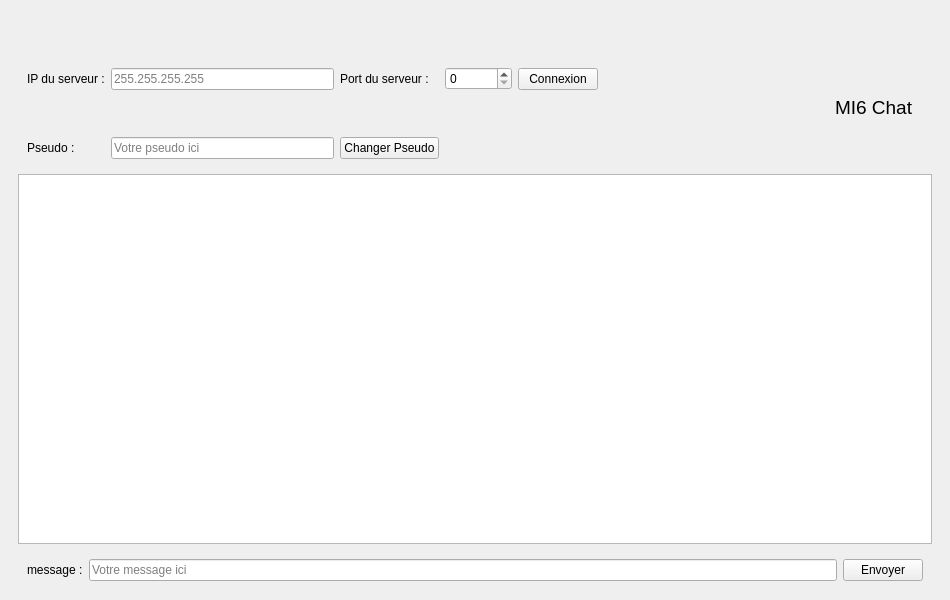
The window that App_Client/clienttcp.ui (CorentinBrossutti/Projet-L3-MI6) describes before a commit, drawn with Qt 5.
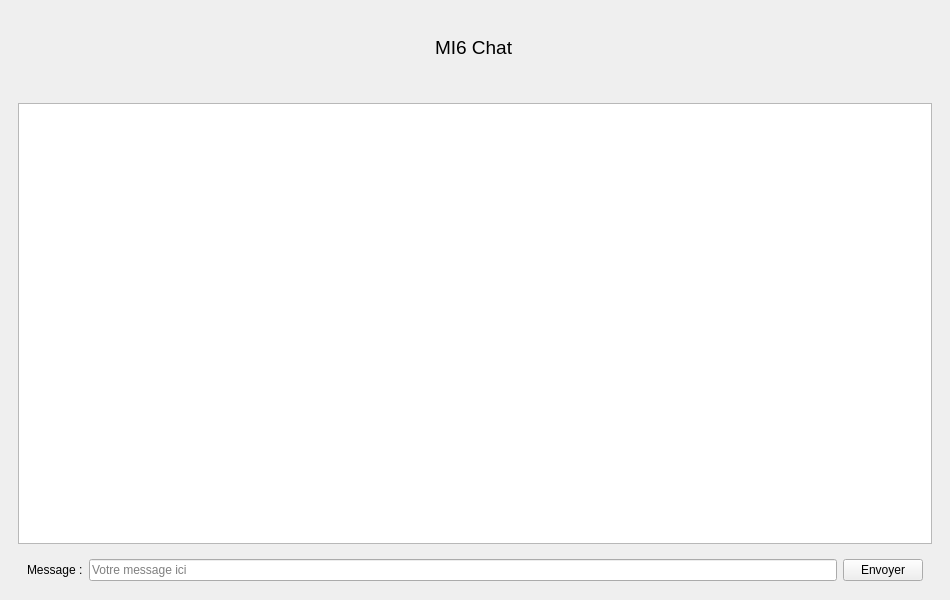
The same window after the commit. Icons and pictures are not drawn.

Commit message: creation fichier + enregistrement du port ip fait (cote graphique pas encore fait)

Diff of the .ui file:
```diff
--- a/App_Client/clienttcp.ui
+++ b/App_Client/clienttcp.ui
@@ -17,6 +17,9 @@
    <iconset>
     <normaloff>../build/win/chat/client/conversation_102940.png</normaloff>../build/win/chat/client/conversation_102940.png</iconset>
   </property>
+  <property name="layoutDirection">
+   <enum>Qt::LeftToRight</enum>
+  </property>
   <widget class="QWidget" name="mainwindow1">
    <layout class="QHBoxLayout" name="horizontalLayout">
     <item>
@@ -39,17 +42,17 @@
            <height>150</height>
           </size>
          </property>
-         <layout class="QGridLayout" name="gridLayout_2" columnstretch="0,0,0,0,0,0,0,0">
-          <item row="0" column="7">
+         <layout class="QGridLayout" name="gridLayout_2" columnstretch="0,0">
+          <item row="0" column="1">
            <widget class="QWidget" name="group_nom" native="true">
             <property name="maximumSize">
              <size>
-              <width>300</width>
+              <width>900</width>
               <height>150</height>
              </size>
             </property>
             <layout class="QGridLayout" name="gridLayout_3">
-             <item row="1" column="0" alignment="Qt::AlignHCenter">
+             <item row="2" column="0" alignment="Qt::AlignHCenter">
               <widget class="QLabel" name="label_nom">
                <property name="maximumSize">
                 <size>
@@ -68,11 +71,11 @@
                </property>
               </widget>
              </item>
-             <item row="0" column="0">
+             <item row="3" column="0">
               <widget class="QLabel" name="label_image">
                <property name="maximumSize">
                 <size>
-                 <width>300</width>
+                 <width>150</width>
                  <height>100</height>
                 </size>
                </property>
@@ -87,87 +90,6 @@
             </layout>
            </widget>
           </item>
-          <item row="0" column="3">
-           <widget class="QSpinBox" name="boxPort">
-            <property name="maximum">
-             <number>100000</number>
-            </property>
-           </widget>
-          </item>
-          <item row="2" column="2">
-           <widget class="QPushButton" name="boutonPseudo">
-            <property name="text">
-             <string>Changer Pseudo</string>
-            </property>
-           </widget>
-          </item>
-          <item row="2" column="1">
-           <widget class="QLineEdit" name="boxPseudo">
-            <property name="text">
-             <string/>
-            </property>
-            <property name="maxLength">
-             <number>3640</number>
-            </property>
-            <property name="placeholderText">
-             <string>Votre pseudo ici</string>
-            </property>
-           </widget>
-          </item>
-          <item row="2" column="0">
-           <widget class="QLabel" name="label_pseudo">
-            <property name="text">
-             <string>Pseudo :</string>
-            </property>
-           </widget>
-          </item>
-          <item row="0" column="6">
-           <spacer name="horizontalSpacer">
-            <property name="orientation">
-             <enum>Qt::Horizontal</enum>
-            </property>
-            <property name="sizeHint" stdset="0">
-             <size>
-              <width>33</width>
-              <height>381</height>
-             </size>
-            </property>
-           </spacer>
-          </item>
-          <item row="0" column="0">
-           <widget class="QLabel" name="label_ip">
-            <property name="text">
-             <string>IP du serveur :</string>
-            </property>
-           </widget>
-          </item>
-          <item row="0" column="4">
-           <widget class="QPushButton" name="boutonConnexion">
-            <property name="text">
-             <string>Connexion</string>
-            </property>
-           </widget>
-          </item>
-          <item row="0" column="1">
-           <widget class="QLineEdit" name="boxIp">
-            <property name="placeholderText">
-             <string>255.255.255.255</string>
-            </property>
-           </widget>
-          </item>
-          <item row="0" column="2">
-           <widget class="QLabel" name="label_port">
-            <property name="maximumSize">
-             <size>
-              <width>100</width>
-              <height>16777215</height>
-             </size>
-            </property>
-            <property name="text">
-             <string>Port du serveur :</string>
-            </property>
-           </widget>
-          </item>
          </layout>
         </widget>
        </item>
@@ -180,7 +102,7 @@
           <item row="0" column="2">
            <widget class="QLabel" name="label_message">
             <property name="text">
-             <string>message :</string>
+             <string>Message :</string>
             </property>
            </widget>
           </item>
```
The commit also changes 7 other files.
